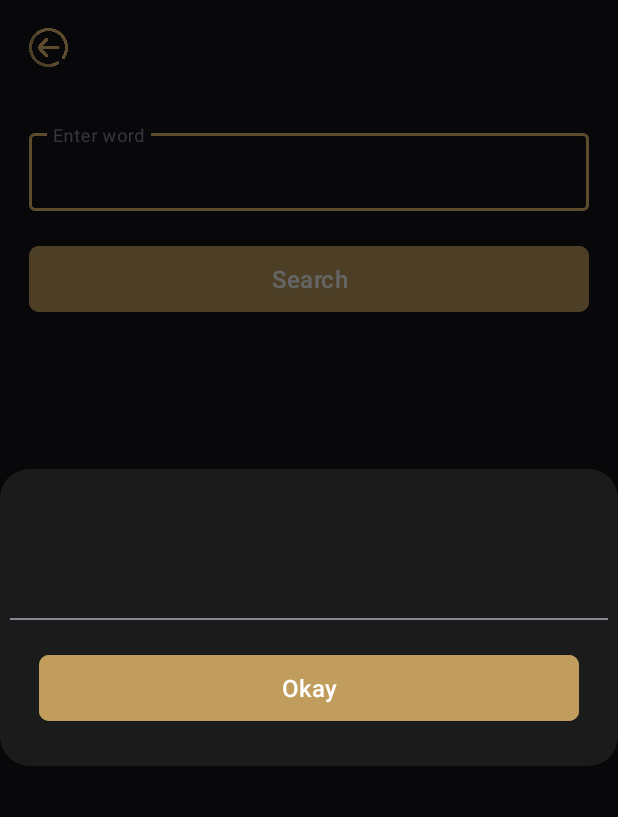
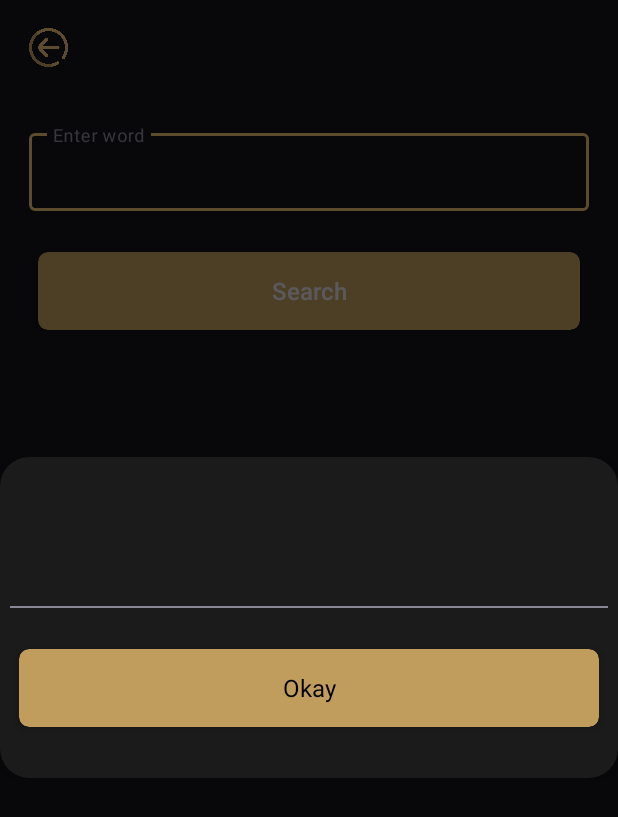
Before and after one commit to Devild007/Android-word_search_2d_grid, an Android app: the fragment DialogOK placed in its activity, on a phone screen of 412 x 824 dp. Shown: the top 817 px of the screen. Run offline under Robolectric (Android 15) with nearby library versions, the phone set to English and light mode, and no system bars; our stand-ins replace Timber, sdp/ssp sizes.

Commit message:
btn changes and condition check checked

```diff
--- a/WordSearch/app/src/main/java/com/example/wordsearch/ui/view/activity/GridWordActivity.kt
+++ b/WordSearch/app/src/main/java/com/example/wordsearch/ui/view/activity/GridWordActivity.kt
@@ -26,14 +26,14 @@ class GridWordActivity : AppCompatActivity(), DialogOK.IDialogOKCallback {
     private var _binding: ActivityGridWordBinding? = null
     private val binding get() = _binding
 
-    private lateinit var gridAdapter: GridAdapter
+    private var gridAdapter: GridAdapter? = null
 
     private lateinit var gridData: ArrayList<Char>
 
     private val session = SessionManager()
 
-    val rows = if (session.keyRow?.isNotEmpty() == true) session.keyRow.toString().toInt() else 0
-    val columns = if (session.keyColumn?.isNotEmpty() == true) session.keyColumn.toString().toInt() else 0
+    private val rows = if (session.keyRow?.isNotEmpty() == true) session.keyRow.toString().toInt() else 0
+    private val columns = if (session.keyColumn?.isNotEmpty() == true) session.keyColumn.toString().toInt() else 0
 
     override fun onCreate(savedInstanceState: Bundle?) {
         super.onCreate(savedInstanceState)
@@ -70,47 +70,32 @@ class GridWordActivity : AppCompatActivity(), DialogOK.IDialogOKCallback {
     }
 
     private fun searchBtnClicked() = binding?.apply {
-        val gridSize = Pair(gridAdapter.numRows, gridAdapter.numColumns)
-        val minChars = calculateMinChars(gridSize)
-        Timber.e("minChars ===> $minChars")
-        if (etWord.getString().isNotEmpty() && etWord.getString().length >= minChars)
+        if (etWord.getString().isNotEmpty() && etWord.getString().length >= 2)
             highlightWord(etWord.getString().lowercase(Locale.getDefault()))
-        else dialogOk(getString(R.string.attention), "Min length should be $minChars", this@GridWordActivity)
+        else dialogOk(getString(R.string.attention), "Min length should be 2 or more", this@GridWordActivity)
     }
 
-    // Calculate the minimum characters required based on grid size
-    private fun calculateMinChars(gridSize: Pair<Int, Int>): Int = min(gridSize.first, gridSize.second)
-
-
     private fun createGrid() = binding?.apply {
-
         gridData = ArrayList()
         for (i in 0 until rows * columns) {
             gridData.add(' ')
         }
-
         gridAdapter = GridAdapter(rows, columns)
         gridView.adapter = gridAdapter
         gridView.numColumns = columns
-
         // Set alphabets in the grid
         session.keyAlphabets?.let { inputAlphabets ->
             for (i in 0 until minOf(gridData.size, inputAlphabets.length)) {
                 gridData[i] = inputAlphabets[i]
             }
-            gridAdapter.notifyDataSetChanged()
+            gridAdapter?.notifyDataSetChanged()
         }
-
     }
 
-
     private fun highlightWord(searchWord: String) {
-        Timber.e("searchWord ===> $searchWord")
-        val searchWordLowerCase = searchWord.toLowerCase()
-
+        val searchWordLowerCase = searchWord.toLowerCase(Locale.getDefault())
         // Create a copy of the original grid data
         val copyOfGridData = ArrayList(gridData)
-
         // Highlight all occurrences of the word
         for ((index, char) in copyOfGridData.withIndex()) {
             if (char.toLowerCase() == searchWordLowerCase[0]) {
@@ -123,8 +108,8 @@ class GridWordActivity : AppCompatActivity(), DialogOK.IDialogOKCallback {
                 for ((dx, dy) in directions) {
                     if (isWordInDirection(index, searchWordLowerCase, dx, dy)) {
                         // Highlight the word in the copy
-                        for (i in 0 until searchWord.length) {
-                            val newIndex = index + i * (dx + gridAdapter.numColumns * dy)
+                        for (i in searchWord.indices) {
+                            val newIndex = index + i * (dx + (gridAdapter?.numColumns ?:0) * dy)
                             copyOfGridData[newIndex] = copyOfGridData[newIndex].uppercaseChar()
                         }
                     }
@@ -133,12 +118,12 @@ class GridWordActivity : AppCompatActivity(), DialogOK.IDialogOKCallback {
         }
         // Update the grid data with the modified copy
         gridData = copyOfGridData
-        gridAdapter.notifyDataSetChanged()
+        gridAdapter?.notifyDataSetChanged()
     }
 
     private fun isWordInDirection(startIndex: Int, searchWord: String, dx: Int, dy: Int): Boolean {
-        val numRows = gridAdapter.numRows
-        val numColumns = gridAdapter.numColumns
+        val numRows = gridAdapter?.numRows ?:0
+        val numColumns = gridAdapter?.numColumns ?:0
         val wordLength = searchWord.length
 
         if (startIndex % numColumns + dx * (wordLength - 1) >= numColumns ||
@@ -153,7 +138,6 @@ class GridWordActivity : AppCompatActivity(), DialogOK.IDialogOKCallback {
     }
 
     private inner class GridAdapter(val numRows: Int, val numColumns: Int) : BaseAdapter() {
-        //private val selectedColor = ContextCompat.getColor(this@GridWordActivity, R.color.gold)
 
         override fun getCount(): Int = numRows * numColumns
 
@@ -173,4 +157,9 @@ class GridWordActivity : AppCompatActivity(), DialogOK.IDialogOKCallback {
         }
     }
 
+    override fun onDestroy() {
+        gridAdapter = null
+        _binding = null
+        super.onDestroy()
+    }
 }
--- /dev/null
+++ b/WordSearch/app/src/main/res/drawable/bg_round_corners.xml
@@ -0,0 +1,5 @@
+<?xml version="1.0" encoding="utf-8"?>
+<shape xmlns:android="http://schemas.android.com/apk/res/android"
+    android:shape="rectangle">
+    <corners android:radius="@dimen/padding_five" />
+</shape>
--- a/WordSearch/app/src/main/res/layout/activity_grid_word.xml
+++ b/WordSearch/app/src/main/res/layout/activity_grid_word.xml
@@ -58,21 +58,32 @@
 
     </com.google.android.material.textfield.TextInputLayout>
 
-    <com.google.android.material.button.MaterialButton
-        android:id="@+id/btn_search"
+    <androidx.cardview.widget.CardView
+        android:id="@+id/cv_search"
         android:layout_width="match_parent"
-        android:layout_height="@dimen/field_height"
+        android:layout_height="wrap_content"
+        android:layout_gravity="center"
         android:layout_marginHorizontal="@dimen/default_fifteen"
         android:layout_marginTop="@dimen/default_fifteen"
-        android:backgroundTint="@color/gold_dark"
-        android:foreground="?selectableItemBackground"
-        android:text="@string/search"
-        android:textAllCaps="false"
-        android:textSize="16sp"
-        app:cornerRadius="@dimen/padding_five"
+        app:cardCornerRadius="@dimen/padding_five"
+        app:cardElevation="4dp"
+        app:cardUseCompatPadding="true"
         app:layout_constraintEnd_toEndOf="parent"
         app:layout_constraintStart_toStartOf="parent"
-        app:layout_constraintTop_toBottomOf="@+id/ti_input" />
+        app:layout_constraintTop_toBottomOf="@+id/ti_input">
+
+        <androidx.appcompat.widget.AppCompatButton
+            android:id="@+id/btn_search"
+            android:layout_width="match_parent"
+            android:layout_height="@dimen/field_height"
+            android:background="@drawable/bg_round_corners"
+            android:backgroundTint="@color/gold_dark"
+            android:foreground="?selectableItemBackground"
+            android:text="@string/search"
+            android:textAllCaps="false"
+            android:textSize="16sp" />
+
+    </androidx.cardview.widget.CardView>
 
     <GridView
         android:id="@+id/gridView"
@@ -87,6 +98,6 @@
         app:layout_constraintBottom_toBottomOf="parent"
         app:layout_constraintEnd_toEndOf="parent"
         app:layout_constraintStart_toStartOf="parent"
-        app:layout_constraintTop_toBottomOf="@+id/btn_search" />
+        app:layout_constraintTop_toBottomOf="@+id/cv_search" />
 
 </androidx.constraintlayout.widget.ConstraintLayout>
--- a/WordSearch/app/src/main/res/layout/dialog_ok.xml
+++ b/WordSearch/app/src/main/res/layout/dialog_ok.xml
@@ -15,7 +15,6 @@
         android:layout_gravity="center"
         android:background="@color/dark_background"
         android:padding="@dimen/padding_five">
-
 
         <androidx.appcompat.widget.AppCompatTextView
             android:id="@+id/txtTitle"
@@ -52,18 +51,29 @@
             android:layout_below="@+id/txtMessage"
             android:background="@color/text_color_light" />
 
-        <com.google.android.material.button.MaterialButton
-            android:id="@+id/btnOK"
+        <androidx.cardview.widget.CardView
+            android:id="@+id/cv_search"
             android:layout_width="match_parent"
-            android:layout_height="@dimen/field_height"
+            android:layout_height="wrap_content"
             android:layout_below="@+id/view"
-            android:layout_margin="@dimen/default_fifteen"
-            android:backgroundTint="@color/gold_dark"
-            android:foreground="?selectableItemBackground"
-            android:text="@string/okay"
-            android:textAllCaps="false"
-            android:textSize="16sp"
-            app:cornerRadius="@dimen/padding_five" />
+            android:layout_gravity="center"
+            android:layout_marginVertical="@dimen/default_fifteen"
+            app:cardCornerRadius="@dimen/padding_five"
+            app:cardElevation="4dp"
+            app:cardUseCompatPadding="true">
+
+            <androidx.appcompat.widget.AppCompatButton
+                android:id="@+id/btnOK"
+                android:layout_width="match_parent"
+                android:layout_height="@dimen/field_height"
+                android:background="@drawable/bg_round_corners"
+                android:backgroundTint="@color/gold_dark"
+                android:foreground="?selectableItemBackground"
+                android:text="@string/okay"
+                android:textAllCaps="false"
+                android:textSize="16sp" />
+
+        </androidx.cardview.widget.CardView>
 
     </RelativeLayout>
 
--- a/WordSearch/app/src/main/res/values/strings.xml
+++ b/WordSearch/app/src/main/res/values/strings.xml
@@ -4,9 +4,11 @@
 
     <string name="enter_row_count">Enter row count<font fgcolor="#ffff0000">*</font></string>
     <string name="enter_no_row_count">Enter number of row\'s.</string>
+    <string name="entered_row_cannot_zero">Row\'s cannot be 0.</string>
 
     <string name="enter_column_count">Enter column count<font fgcolor="#ffff0000">*</font></string>
     <string name="enter_no_column_count">Enter number of column\'s.</string>
+    <string name="entered_column_cannot_zero">Column\'s cannot be 0.</string>
 
     <string name="enter_alphabet">Enter alphabet<font fgcolor="#ffff0000">*</font></string>
     <string name="enter_alphabet_in_one_go">Enter alphabet\'s in one go without space\'s.</string>
@@ -15,5 +17,6 @@
     <string name="search">Search</string>
     <string name="attention">Attention</string>
     <string name="okay">Okay</string>
+    <string name="create">Create</string>
 
 </resources>
```
Also changed, not shown: WordSearch/app/src/main/java/com/example/wordsearch/ui/view/activity/MainActivity.kt (+28 -13 lines), WordSearch/app/src/main/res/layout/activity_main.xml (+24 -14 lines).
